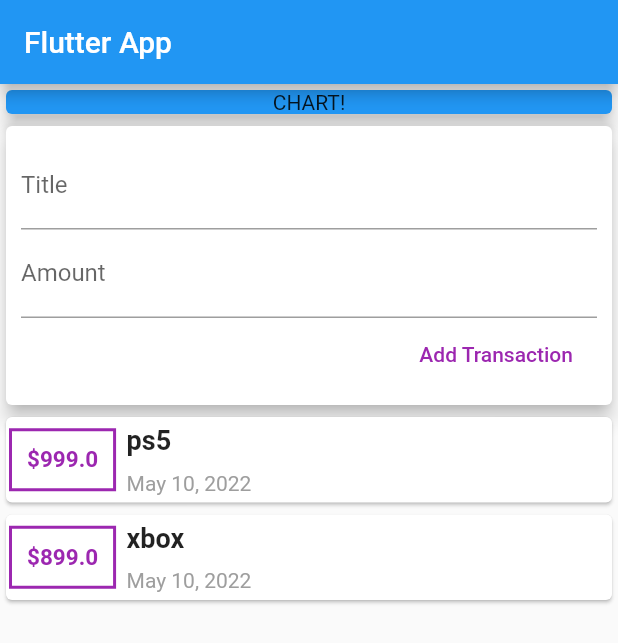
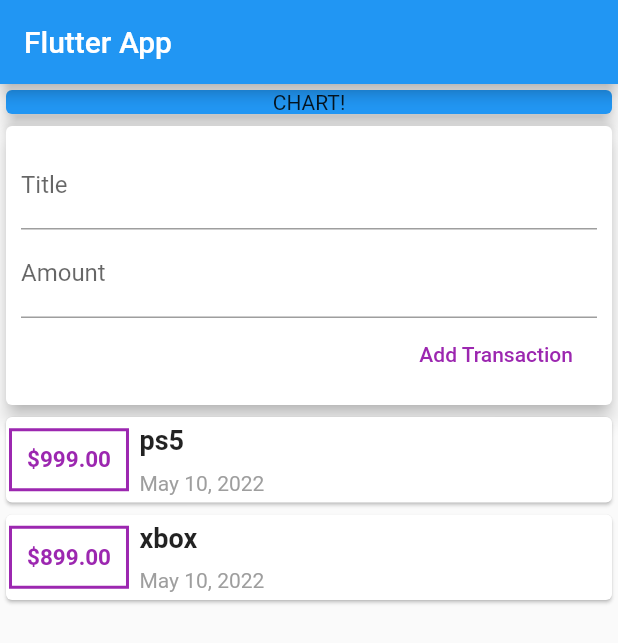
Before and after one commit to SohendarRana/PersonalExpenseApp, a Flutter app: the screen it shows after launch, after a tap on "Add Transaction", on a phone screen of 412 x 824 dp. Shown: the top 643 px of the screen. Run offline on Flutter 3.47's test engine with Material 2 defaults, Android fonts, the phone set to English and light mode, and no system bars.

Commit message:
lots of changes done in input and output text

```diff
--- a/lib/main.dart
+++ b/lib/main.dart
@@ -24,7 +24,8 @@
         appBar: AppBar(
           title: Text('Flutter App'),
         ),
-        body: Column(
+        body: SingleChildScrollView(
+          child: Column(
             children: [
               Container(
                 width: double.infinity,
@@ -39,6 +40,7 @@
               ),
               UserTransaction()
             ],
+          ),
         ));
   }
 }
--- a/lib/widgets/new_transaction.dart
+++ b/lib/widgets/new_transaction.dart
@@ -6,6 +6,17 @@
   final amountController = TextEditingController();
 
   NewTransaction(this.addTX);
+
+  void submmitedData() {
+    final enteredTitle = titleController.text;
+    final enteredAmount = double.parse(amountController.text);
+
+    if (enteredTitle.isEmpty || enteredAmount <= 0) {
+      return;
+    }
+
+    addTX(enteredTitle, enteredAmount);
+  }
 
   @override
   Widget build(BuildContext context) {
@@ -17,6 +28,7 @@
           TextField(
             decoration: InputDecoration(labelText: "Title"),
             controller: titleController,
+            onSubmitted: (_) => submmitedData(),
             // onChanged: (val) {
             //   titleInput = val;
             // },
@@ -24,12 +36,12 @@
           TextField(
             decoration: InputDecoration(labelText: "Amount"),
             controller: amountController,
+            keyboardType: TextInputType.number,
+            onSubmitted: (_) => submmitedData(),
             // onChanged: (val) => amountInput = val,
           ),
           FlatButton(
-            onPressed: () {
-              addTX(titleController.text, double.parse(amountController.text));
-            },
+            onPressed: submmitedData,
             child: Text(
               "Add Transaction",
               style: TextStyle(color: Colors.purple),
--- a/lib/widgets/transcation_list.dart
+++ b/lib/widgets/transcation_list.dart
@@ -8,8 +8,10 @@
   TransactionList(this.transaction);
   @override
   Widget build(BuildContext context) {
-    return Column(
-      children: transaction.map((tx) {
+    return Container(
+      height: 500,
+      child: ListView.builder(
+        itemBuilder: (ctx, index) {
           return Card(
             child: Row(
               children: [
@@ -19,7 +21,7 @@
                       border: Border.all(color: Colors.purple, width: 2)),
                   padding: EdgeInsets.all(10),
                   child: Text(
-                  '\$${tx.amount}',
+                    '\$${transaction[index].amount.toStringAsFixed(2)}',
                     style: TextStyle(
                         fontWeight: FontWeight.bold,
                         fontSize: 15,
@@ -32,15 +34,15 @@
                     Container(
                       padding: EdgeInsets.all(5),
                       child: Text(
-                      tx.title,
-                      style:
-                          TextStyle(fontSize: 18, fontWeight: FontWeight.bold),
+                        transaction[index].title,
+                        style: TextStyle(
+                            fontSize: 18, fontWeight: FontWeight.bold),
                       ),
                     ),
                     Container(
                       padding: EdgeInsets.all(5),
                       child: Text(
-                      DateFormat.yMMMd().format(tx.date),
+                        DateFormat.yMMMd().format(transaction[index].date),
                         style: TextStyle(color: Colors.grey),
                       ),
                     ),
@@ -49,7 +51,9 @@
               ],
             ),
           );
-      }).toList(),
+        },
+        itemCount: transaction.length,
+      ),
     );
   }
 }
```
Lines whose indentation alone changed are shown as unchanged.
